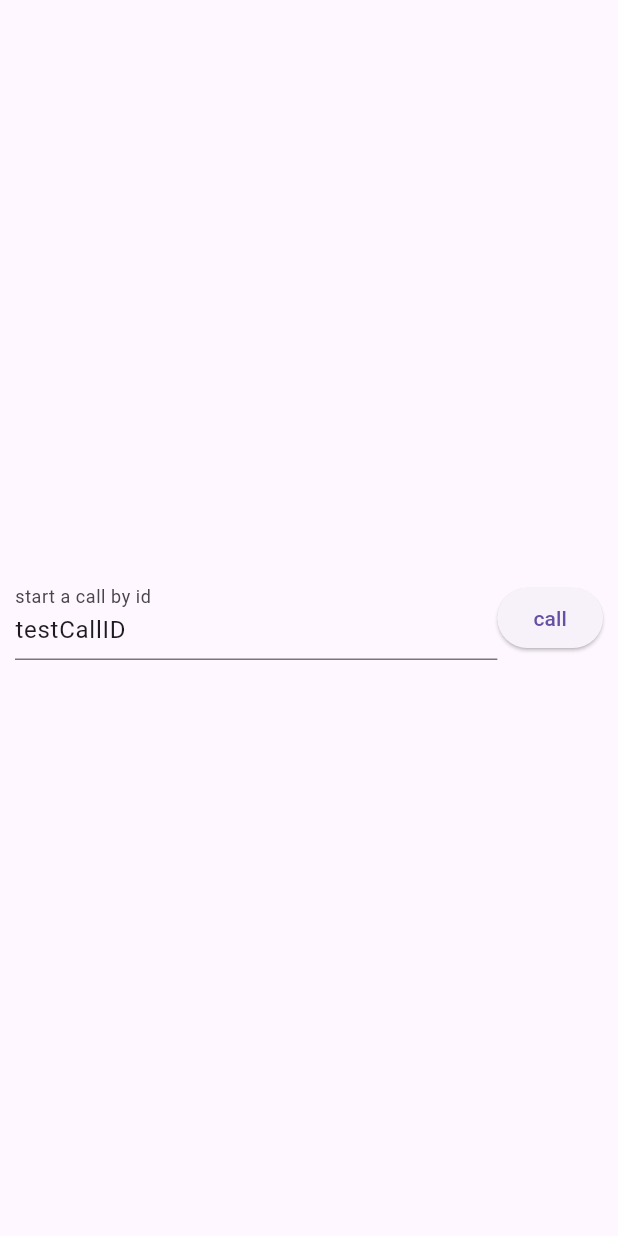
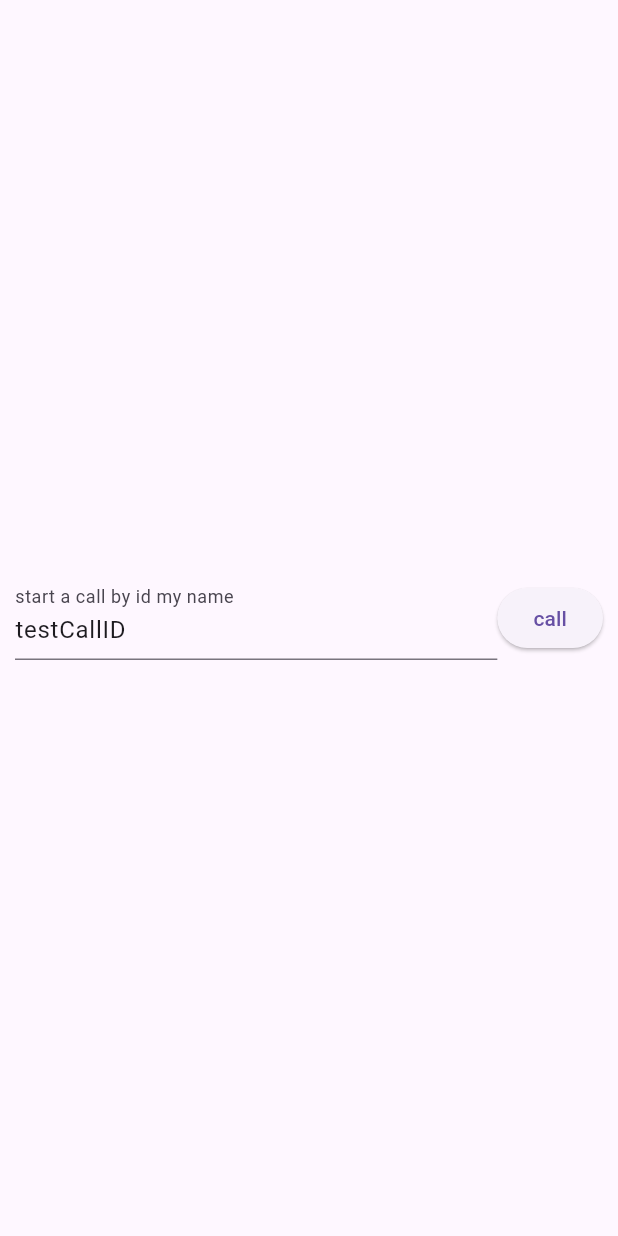
Before and after one commit to RUYANGA/Mutesi, a Flutter app: the screen it shows after launch, on a phone screen of 412 x 824 dp. Run offline on Flutter 3.47's test engine with Material 3 defaults, Android fonts, the phone set to English and light mode, and no system bars; missing offline and left inert: zego_uikit_prebuilt_call.

Commit message:
changed somthing

```diff
--- a/lib/main.dart
+++ b/lib/main.dart
@@ -29,7 +29,7 @@ class HomePage extends StatelessWidget {
                 child: TextFormField(
                   controller: callIDTextCtrl,
                   decoration:
-                      const InputDecoration(labelText: "start a call by id"),
+                      const InputDecoration(labelText: "start a call by id my name"),
                 ),
               ),
               ElevatedButton(
```
